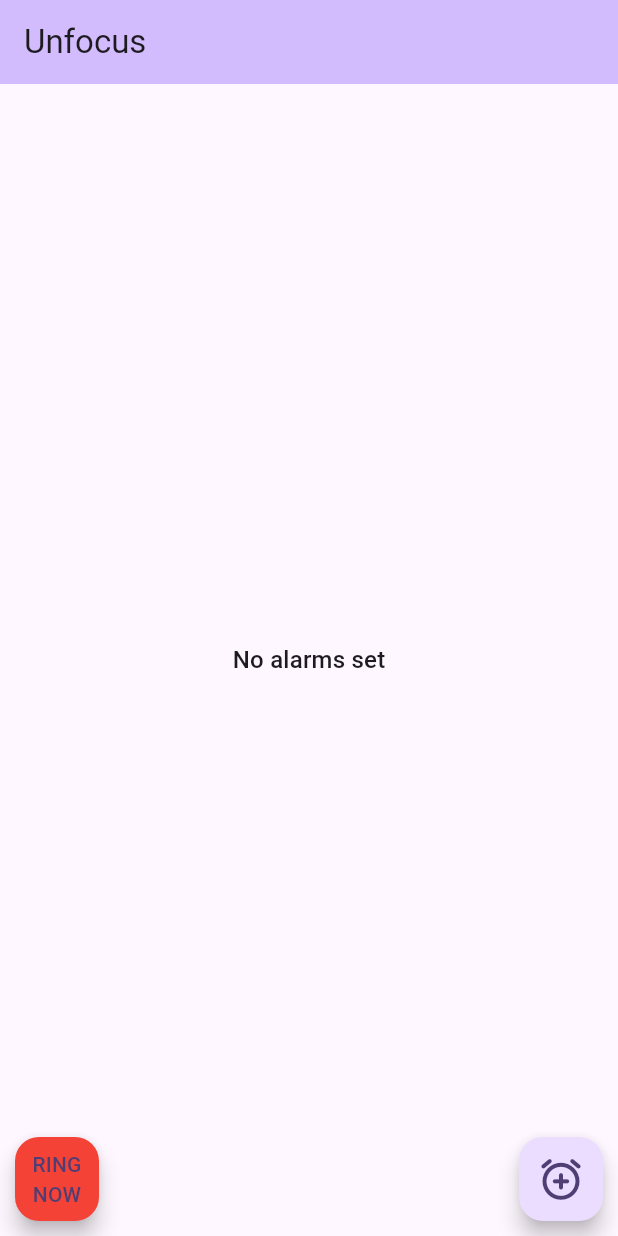
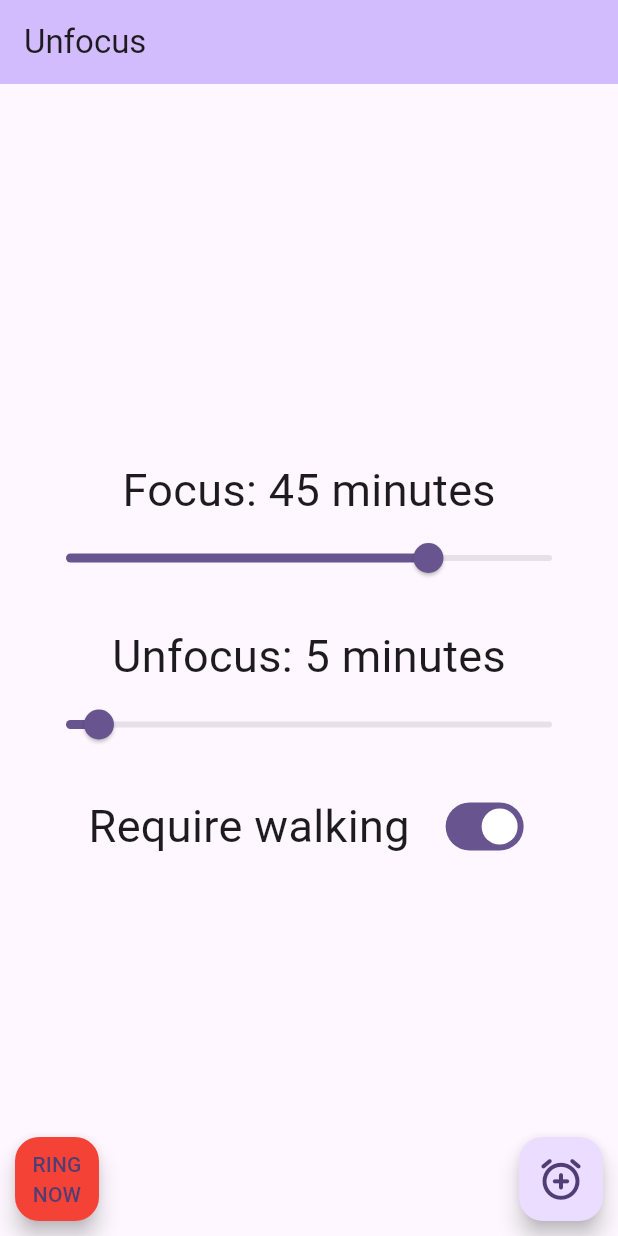
Before and after one commit to zbelova/unfocus, a Flutter app: the screen it shows after launch, on a phone screen of 412 x 824 dp. Run offline on Flutter 3.47's test engine with Material 2 defaults, Android fonts, the phone set to English and light mode, and no system bars; our stand-ins replace pedometer; missing offline and left inert: alarm; statements that could not run were skipped.

Commit message:
Подключила пакет шагомера, сделала начальную верстку настроек

```diff
--- a/lib/screens/homepage.dart
+++ b/lib/screens/homepage.dart
@@ -1,8 +1,8 @@
-
 import 'dart:async';
 
 import 'package:alarm/alarm.dart';
 import 'package:flutter/material.dart';
+import 'package:pedometer/pedometer.dart';
 import 'package:unfocus/screens/ring.dart';
 
 import '../widgets/tile.dart';
@@ -22,13 +22,62 @@ class _HomePageState extends State<HomePage> {
 
   static StreamSubscription? subscription;
 
+  late Stream<StepCount> _stepCountStream;
+  late Stream<PedestrianStatus> _pedestrianStatusStream;
+  String _status = '?', _steps = '?';
+
+  double _breakDuration = 5;
+  double _duration = 45;
+  bool _requireWalking = true;
+  double walkingDistance = 10;
+
   @override
   void initState() {
     super.initState();
     loadAlarms();
     subscription ??= Alarm.ringStream.stream.listen(
-          (alarmSettings) => navigateToRingScreen(alarmSettings),
+      (alarmSettings) => navigateToRingScreen(alarmSettings),
     );
+    // initPlatformState();
+  }
+
+  void onStepCount(StepCount event) {
+    print(event);
+    setState(() {
+      _steps = event.steps.toString();
+    });
+  }
+
+  void onPedestrianStatusChanged(PedestrianStatus event) {
+    print(event);
+    setState(() {
+      _status = event.status;
+    });
+  }
+
+  void onPedestrianStatusError(error) {
+    print('onPedestrianStatusError: $error');
+    setState(() {
+      _status = 'Pedestrian Status not available';
+    });
+    print(_status);
+  }
+
+  void onStepCountError(error) {
+    print('onStepCountError: $error');
+    setState(() {
+      _steps = 'Step Count not available';
+    });
+  }
+
+  void initPlatformState() {
+    _pedestrianStatusStream = Pedometer.pedestrianStatusStream;
+    _pedestrianStatusStream.listen(onPedestrianStatusChanged).onError(onPedestrianStatusError);
+
+    _stepCountStream = Pedometer.stepCountStream;
+    _stepCountStream.listen(onStepCount).onError(onStepCountError);
+
+    if (!mounted) return;
   }
 
   void loadAlarms() {
@@ -80,30 +129,132 @@ class _HomePageState extends State<HomePage> {
         title: Text(widget.title),
       ),
       body: SafeArea(
-        child: alarms.isNotEmpty
-            ? ListView.separated(
-          itemCount: alarms.length,
-          separatorBuilder: (context, index) => const Divider(height: 1),
-          itemBuilder: (context, index) {
-            return AlarmTile(
-              key: Key(alarms[index].id.toString()),
-              title: TimeOfDay(
-                hour: alarms[index].dateTime.hour,
-                minute: alarms[index].dateTime.minute,
-              ).format(context),
-              onPressed: () => navigateToAlarmScreen(alarms[index]),
-              onDismissed: () {
-                Alarm.stop(alarms[index].id).then((_) => loadAlarms());
-              },
-            );
-          },
-        )
-            : Center(
-          child: Text(
-            "No alarms set",
-            style: Theme.of(context).textTheme.titleMedium,
+        child:
+            // const Text(
+            //   'Steps Taken',
+            //   style: TextStyle(fontSize: 30),
+            // ),
+            // Text(
+            //   _steps,
+            //   style: const TextStyle(fontSize: 60),
+            // ),
+            // const Divider(
+            //   height: 100,
+            //   thickness: 0,
+            //   color: Colors.white,
+            // ),
+            // const Text(
+            //   'Pedestrian Status',
+            //   style: TextStyle(fontSize: 30),
+            // ),
+            // Icon(
+            //   _status == 'walking'
+            //       ? Icons.directions_walk
+            //       : _status == 'stopped'
+            //           ? Icons.accessibility_new
+            //           : Icons.error,
+            //   size: 100,
+            // ),
+            // Center(
+            //   child: Text(
+            //     _status,
+            //     style: _status == 'walking' || _status == 'stopped' ? const TextStyle(fontSize: 30) : const TextStyle(fontSize: 20, color: Colors.red),
+            //   ),
+            // ),
+            Padding(
+          padding: const EdgeInsets.all(20.0),
+          child: Center(
+            child: alarms.isNotEmpty
+                ? Text('Hello')
+                // ? ListView.separated(
+                //     itemCount: alarms.length,
+                //     separatorBuilder: (context, index) => const Divider(height: 1),
+                //     itemBuilder: (context, index) {
+                //       return AlarmTile(
+                //         key: Key(alarms[index].id.toString()),
+                //         title: TimeOfDay(
+                //           hour: alarms[index].dateTime.hour,
+                //           minute: alarms[index].dateTime.minute,
+                //         ).format(context),
+                //         onPressed: () => navigateToAlarmScreen(alarms[index]),
+                //         onDismissed: () {
+                //           Alarm.stop(alarms[index].id).then((_) => loadAlarms());
+                //         },
+                //       );
+                //     },
+                //   )
+                : Column(
+                    mainAxisAlignment: MainAxisAlignment.center,
+                    children: [
+                      Text(
+                        "Focus: ${_duration.toInt().toString()} minutes",
+                        style: const TextStyle(
+                          fontSize: 30,
+                        ),
+                      ),
+                      Slider(
+                        value: _duration,
+                        min: 1,
+                        max: 60,
+                        onChanged: (value) {
+                          setState(() {
+                            _duration = value;
+                          });
+                        },
+                      ),
+                      SizedBox(
+                        height: 20,
+                      ),
+                      Text(
+                        "Unfocus: ${_breakDuration.toInt().toString()} minutes",
+                        style: const TextStyle(
+                          fontSize: 30,
+                        ),
+                      ),
+                      Slider(
+                        value: _breakDuration,
+                        min: 1,
+                        max: 60,
+                        onChanged: (value) {
+                          setState(() {
+                            _breakDuration = value;
+                          });
+                        },
+                      ),
+                      SizedBox(
+                        height: 20,
+                      ),
+                      Row(
+                        mainAxisAlignment: MainAxisAlignment.center,
+                        children: [
+                          Text(
+                            "Require walking",
+                            style: const TextStyle(
+                              fontSize: 30,
+                            ),
+                          ),
+                          SizedBox(
+                            width: 20,),
+                          Switch(
+                              value: _requireWalking,
+                              onChanged: (value) {
+                                setState(() {
+                                  _requireWalking = value;
+                                });
+                              }),
+                        ],
+                      ),
+
+                    ],
+                  ),
           ),
         ),
+        // : Center(
+        //     child: Text(
+        //       "No alarms set",
+        //       style: Theme.of(context).textTheme.titleMedium,
+        //     ),
+        //   ),
       ),
       floatingActionButton: Padding(
         padding: const EdgeInsets.all(10),
@@ -135,3 +286,7 @@ class _HomePageState extends State<HomePage> {
     );
   }
 }
+
+String formatDate(DateTime d) {
+  return d.toString().substring(0, 19);
+}
```
Also changed, not shown: 5 other files.
